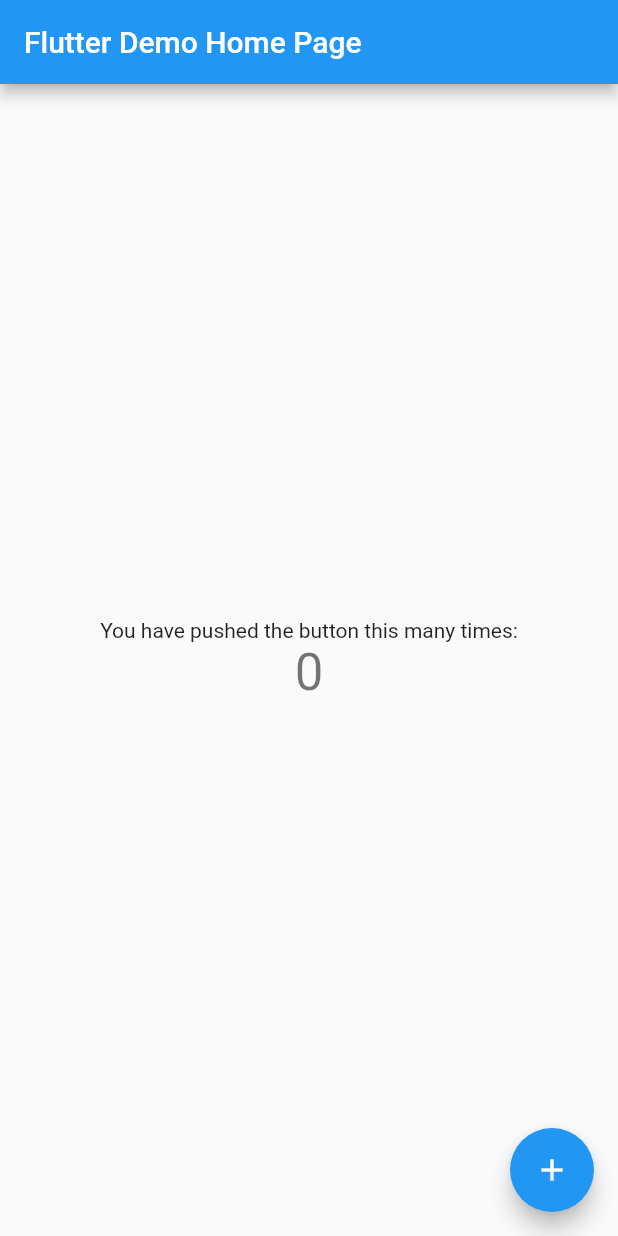
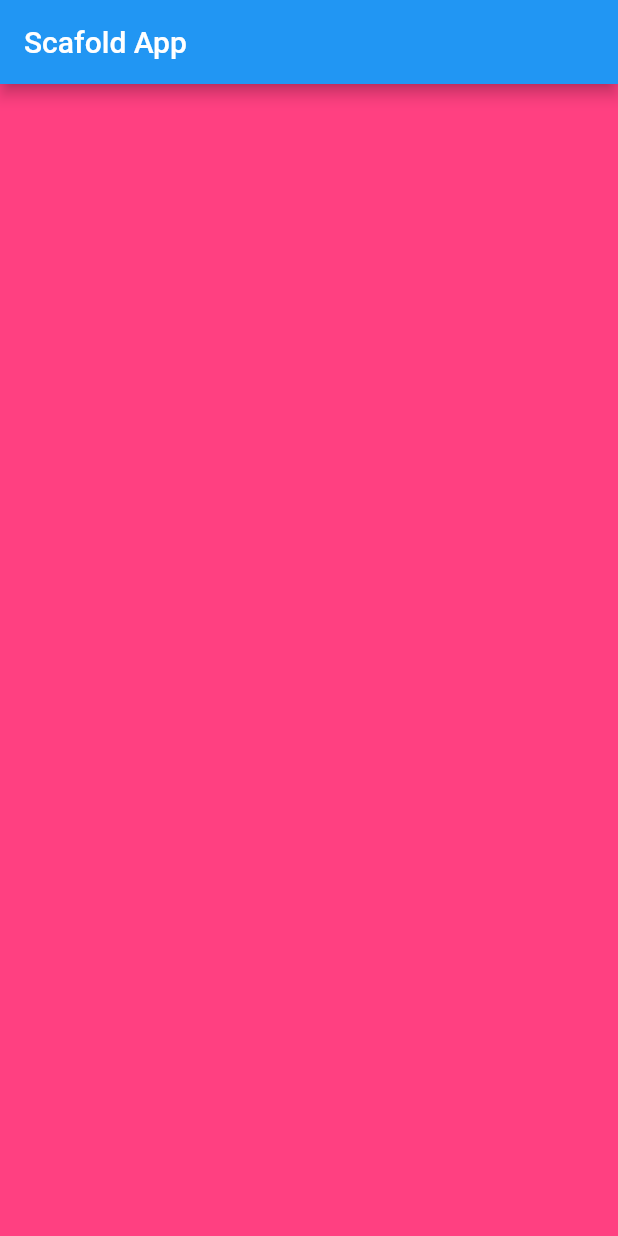
Before and after one commit to akhilsharmaa/learning_flutter, a Flutter app: the screen it shows after launch, on a phone screen of 412 x 824 dp. Run offline on Flutter 3.47's test engine with Material 2 defaults, Android fonts, the phone set to English and light mode, and no system bars.

Commit message:
Scaffold app that runs successful.

```diff
--- /dev/null
+++ b/lib/Contry.dart
@@ -0,0 +1,12 @@
+import 'package:flutter/material.dart';
+
+class Contry extends StatelessWidget {
+  @override
+  Widget build(BuildContext context) {
+    return Scaffold(
+      appBar: AppBar(
+        title: Text("India"),backgroundColor: Colors.pinkAccent,
+      ),
+    );
+  }
+}
--- a/lib/main.dart
+++ b/lib/main.dart
@@ -1,117 +1,23 @@
 import 'package:flutter/material.dart';
 
+import 'Contry.dart';
+
 void main() {
-  runApp(MyApp());
+  runApp(MaterialApp(
+    home: ScaffoldApp(),)
+  );
 }
 
-class MyApp extends StatelessWidget {
-  // This widget is the root of your application.
-  @override
-  Widget build(BuildContext context) {
-    return MaterialApp(
-      title: 'Flutter Demo',
-      theme: ThemeData(
-        // This is the theme of your application.
-        //
-        // Try running your application with "flutter run". You'll see the
-        // application has a blue toolbar. Then, without quitting the app, try
-        // changing the primarySwatch below to Colors.green and then invoke
-        // "hot reload" (press "r" in the console where you ran "flutter run",
-        // or simply save your changes to "hot reload" in a Flutter IDE).
-        // Notice that the counter didn't reset back to zero; the application
-        // is not restarted.
-        primarySwatch: Colors.blue,
-        // This makes the visual density adapt to the platform that you run
-        // the app on. For desktop platforms, the controls will be smaller and
-        // closer together (more dense) than on mobile platforms.
-        visualDensity: VisualDensity.adaptivePlatformDensity,
-      ),
-      home: MyHomePage(title: 'Flutter Demo Home Page'),
-    );
+  class ScaffoldApp extends StatelessWidget {
+    @override
+    Widget build(BuildContext context) {
+      return new Scaffold(
+        appBar: AppBar(
+          title: Text("Scafold App"),
+        ),
+        body: Container(
+          color: Colors.pinkAccent,
+        ),
+      );
+    }
   }
-}
-
-class MyHomePage extends StatefulWidget {
-  MyHomePage({Key key, this.title}) : super(key: key);
-
-  // This widget is the home page of your application. It is stateful, meaning
-  // that it has a State object (defined below) that contains fields that affect
-  // how it looks.
-
-  // This class is the configuration for the state. It holds the values (in this
-  // case the title) provided by the parent (in this case the App widget) and
-  // used by the build method of the State. Fields in a Widget subclass are
-  // always marked "final".
-
-  final String title;
-
-  @override
-  _MyHomePageState createState() => _MyHomePageState();
-}
-
-class _MyHomePageState extends State<MyHomePage> {
-  int _counter = 0;
-
-  void _incrementCounter() {
-    setState(() {
-      // This call to setState tells the Flutter framework that something has
-      // changed in this State, which causes it to rerun the build method below
-      // so that the display can reflect the updated values. If we changed
-      // _counter without calling setState(), then the build method would not be
-      // called again, and so nothing would appear to happen.
-      _counter++;
-    });
-  }
-
-  @override
-  Widget build(BuildContext context) {
-    // This method is rerun every time setState is called, for instance as done
-    // by the _incrementCounter method above.
-    //
-    // The Flutter framework has been optimized to make rerunning build methods
-    // fast, so that you can just rebuild anything that needs updating rather
-    // than having to individually change instances of widgets.
-    return Scaffold(
-      appBar: AppBar(
-        // Here we take the value from the MyHomePage object that was created by
-        // the App.build method, and use it to set our appbar title.
-        title: Text(widget.title),
-      ),
-      body: Center(
-        // Center is a layout widget. It takes a single child and positions it
-        // in the middle of the parent.
-        child: Column(
-          // Column is also a layout widget. It takes a list of children and
-          // arranges them vertically. By default, it sizes itself to fit its
-          // children horizontally, and tries to be as tall as its parent.
-          //
-          // Invoke "debug painting" (press "p" in the console, choose the
-          // "Toggle Debug Paint" action from the Flutter Inspector in Android
-          // Studio, or the "Toggle Debug Paint" command in Visual Studio Code)
-          // to see the wireframe for each widget.
-          //
-          // Column has various properties to control how it sizes itself and
-          // how it positions its children. Here we use mainAxisAlignment to
-          // center the children vertically; the main axis here is the vertical
-          // axis because Columns are vertical (the cross axis would be
-          // horizontal).
-          mainAxisAlignment: MainAxisAlignment.center,
-          children: <Widget>[
-            Text(
-              'You have pushed the button this many times:',
-            ),
-            Text(
-              '$_counter',
-              style: Theme.of(context).textTheme.headline4,
-            ),
-          ],
-        ),
-      ),
-      floatingActionButton: FloatingActionButton(
-        onPressed: _incrementCounter,
-        tooltip: 'Increment',
-        child: Icon(Icons.add),
-      ), // This trailing comma makes auto-formatting nicer for build methods.
-    );
-  }
-}
```
Also changed, not shown: 1 other file.
